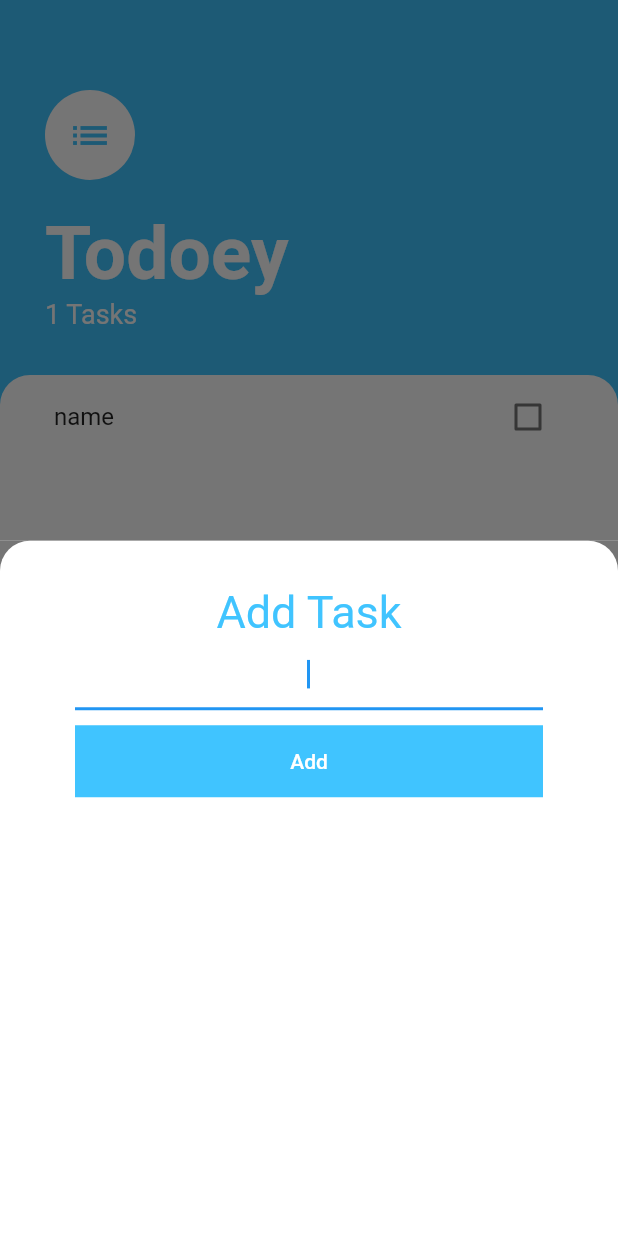
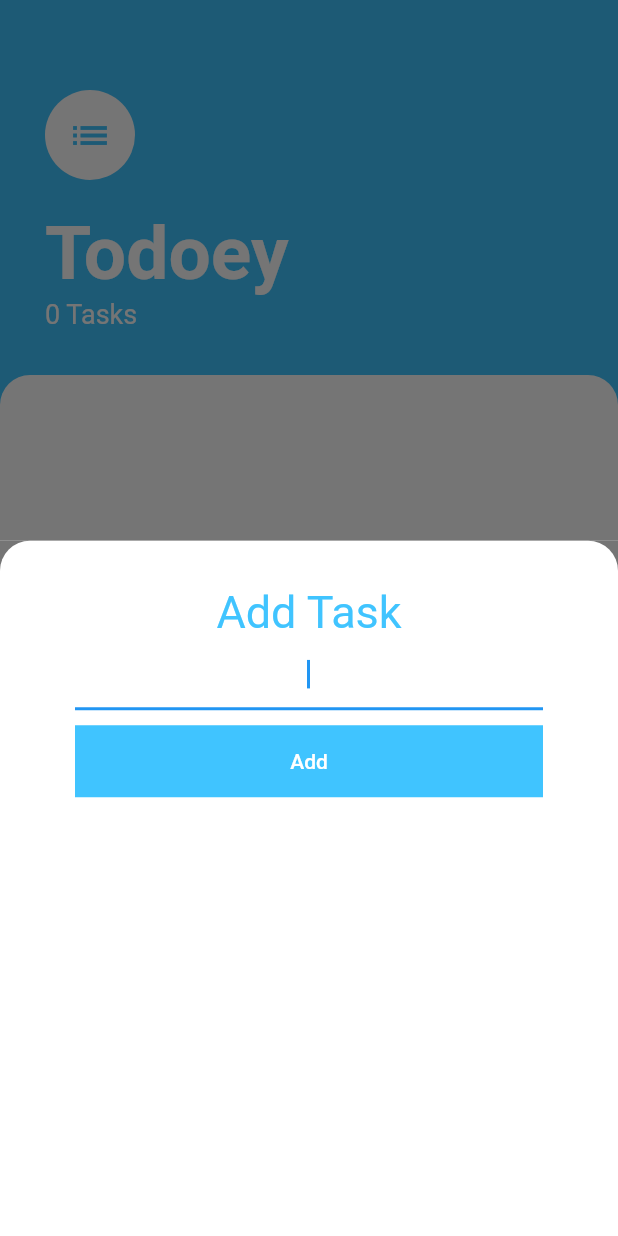
Before and after one commit to Perveev/todoey, a Flutter app: the screen it shows after launch, after a tap on the "add" icon, on a phone screen of 412 x 824 dp. Run offline on Flutter 3.47's test engine with Material 2 defaults, Android fonts, the phone set to English and light mode, and no system bars.

Commit message:
Сode cleanup

```diff
--- a/lib/models/task_data.dart
+++ b/lib/models/task_data.dart
@@ -4,9 +4,7 @@ import 'package:flutter/cupertino.dart';
 import 'package:todoey/models/task.dart';
 
 class TaskData extends ChangeNotifier {
-  List<Task> _tasks = [
-    Task(name: "name"),
-  ];
+  List<Task> _tasks = [];
 
   get taskCount => tasks.length;
 
--- a/lib/screens/add_task_screen.dart
+++ b/lib/screens/add_task_screen.dart
@@ -13,7 +13,7 @@ class AddTaskScreen extends StatelessWidget {
     return Container(
       color: myColors.buttomSheetBackground,
       child: Container(
-        decoration: BoxDecoration(
+        decoration: const BoxDecoration(
           color: Colors.white,
           borderRadius: BorderRadius.only(
             topRight: Radius.circular(20.0),
@@ -44,7 +44,7 @@ class AddTaskScreen extends StatelessWidget {
                       Provider.of<TaskData>(context, listen: false).addTask(name);
                       Navigator.pop(context);
                     },
-                    child: Text(
+                    child:const Text(
                       'Add',
                       style: TextStyle(
                         color: Colors.white,
--- a/lib/screens/tasks_screen.dart
+++ b/lib/screens/tasks_screen.dart
@@ -1,6 +1,5 @@
 import 'package:flutter/material.dart';
 import 'package:todoey/constans/styles.dart';
-import 'package:todoey/models/task.dart';
 import 'package:todoey/models/task_data.dart';
 import 'package:todoey/screens/add_task_screen.dart';
 import 'package:todoey/widgets/task_list.dart';
```
